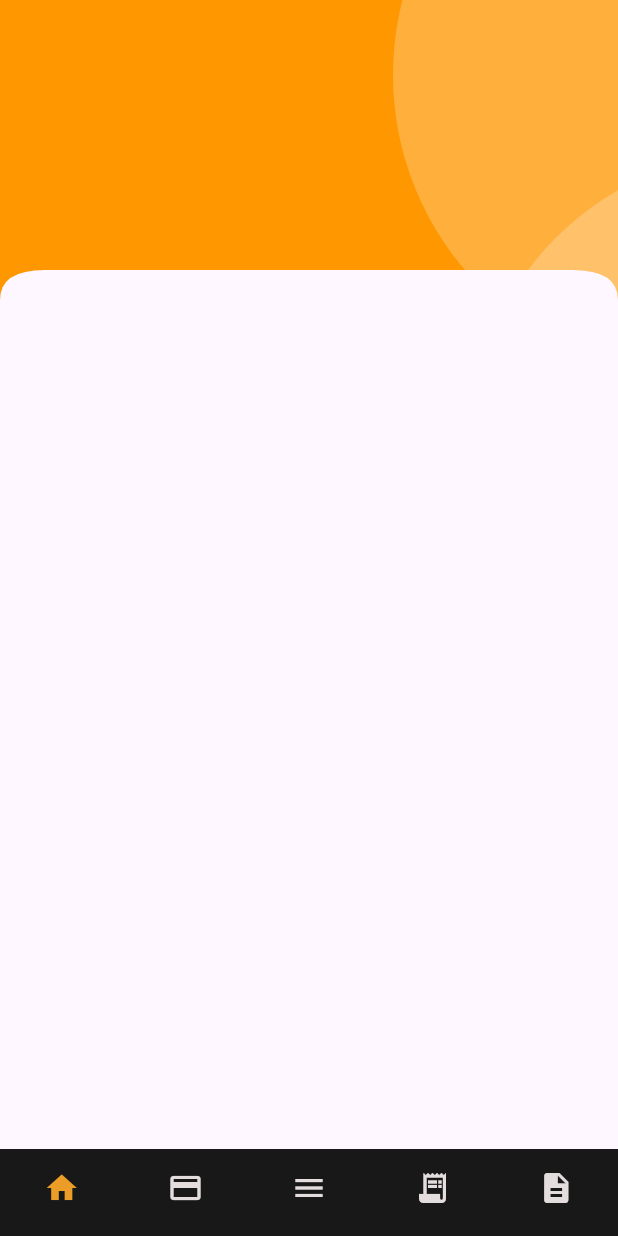
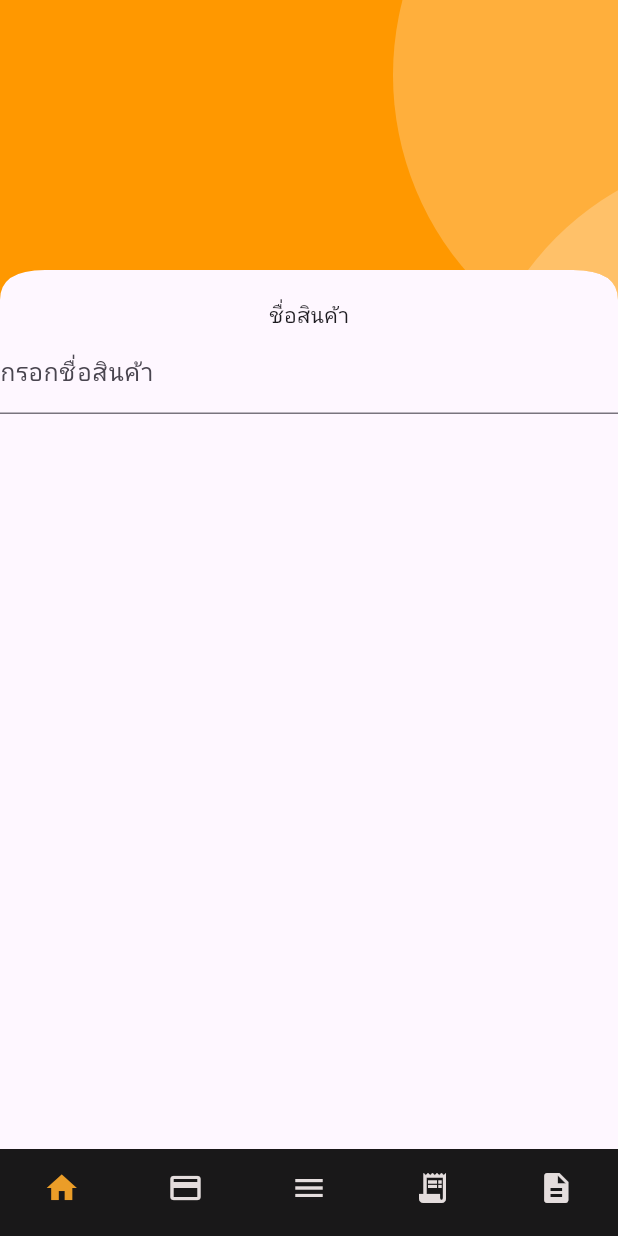
Before and after one commit to piseak02/sintaveeapp, a Flutter app: the screen it shows after launch, on a phone screen of 412 x 824 dp. Run offline on Flutter 3.47's test engine with Material 3 defaults, Android fonts, the phone set to English and light mode, and no system bars.

Commit message:
เพิ่ม text ฟิว

```diff
--- a/lib/Product/add_Product.dart
+++ b/lib/Product/add_Product.dart
@@ -31,6 +31,20 @@ class _MyaddproductState extends State<Myaddproduct> {
                 ],
               ),
             ),
+            Title(
+              color: Colors.black,
+              child: Text("ชื่อสินค้า"),
+            ),
+            Column(
+              children: [
+                TextFormField(
+                  decoration: const InputDecoration(
+                    border: UnderlineInputBorder(),
+                    labelText: 'กรอกชื่อสินค้า',
+                  ),
+                ),
+              ],
+            ),
           ],
         ),
       ),
```
